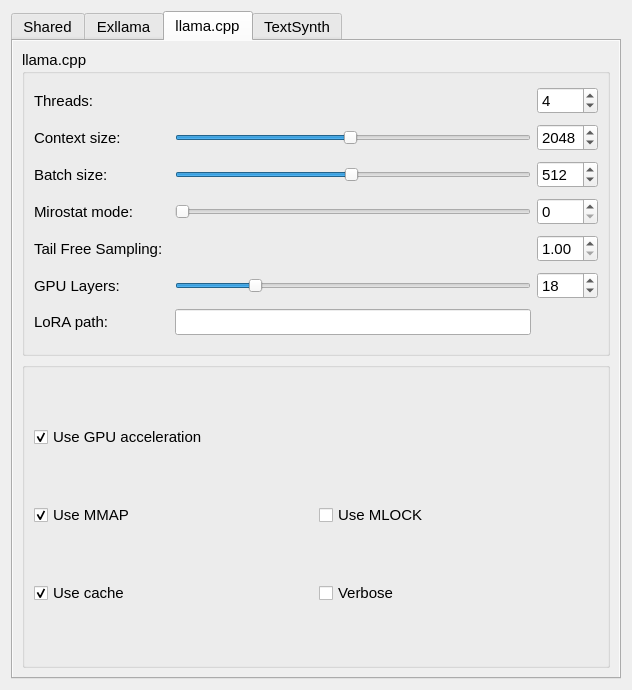
This is assets/ui/ui_settings.ui in shinomakoi/magi_llm_gui as Qt 5 draws it before an edit. The edited form follows.
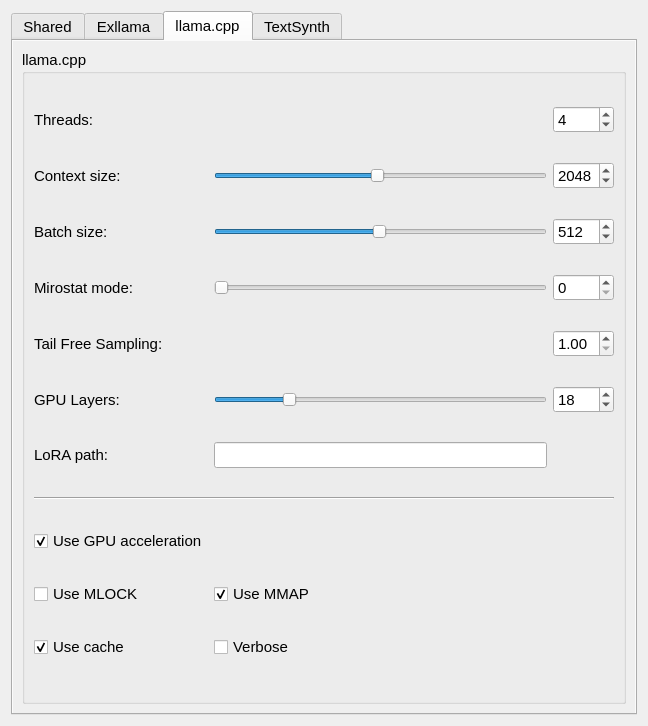
This is the edited form. The open tabs and pages were chosen to show the change.

Patch:
```diff
--- a/assets/ui/ui_settings.ui
+++ b/assets/ui/ui_settings.ui
@@ -6,8 +6,8 @@
    <rect>
     <x>0</x>
     <y>0</y>
-    <width>632</width>
-    <height>690</height>
+    <width>648</width>
+    <height>726</height>
    </rect>
   </property>
   <property name="font">
@@ -476,18 +476,8 @@
             </property>
            </widget>
           </item>
-          <item row="4" column="3">
-           <widget class="Line" name="line">
-            <property name="orientation">
-             <enum>Qt::Horizontal</enum>
-            </property>
-           </widget>
-          </item>
-          <item row="7" column="1">
-           <widget class="QCheckBox" name="exllamaGpuSplitCheck">
-            <property name="toolTip">
-             <string>Split memory across multiple GPUs</string>
-            </property>
+          <item row="1" column="1" colspan="2">
+           <widget class="QLabel" name="label25">
             <property name="text">
              <string>Multi-GPU split</string>
             </property>
@@ -526,6 +516,22 @@
          </property>
          <layout class="QGridLayout" name="gridLayout_4">
           <item row="5" column="2">
+           <widget class="QSpinBox" name="gpuLayersSpin">
+            <property name="toolTip">
+             <string>Number of GPU layers to use</string>
+            </property>
+            <property name="minimum">
+             <number>1</number>
+            </property>
+            <property name="maximum">
+             <number>80</number>
+            </property>
+            <property name="value">
+             <number>18</number>
+            </property>
+           </widget>
+          </item>
+          <item row="3" column="1">
            <widget class="QSlider" name="cpp_tfszSlider">
             <property name="toolTip">
              <string>Higher value of  will further suppress less likely tokens from the tail of the distribution, while a value of 1.0 disables the effect of TFS</string>
@@ -544,91 +550,7 @@
             </property>
            </widget>
           </item>
-          <item row="5" column="0">
-           <widget class="QLabel" name="label_14">
-            <property name="text">
-             <string>Mirostat mode:</string>
-            </property>
-           </widget>
-          </item>
-          <item row="0" column="0">
-           <widget class="QLabel" name="label_16">
-            <property name="text">
-             <string>Threads:</string>
-            </property>
-           </widget>
-          </item>
-          <item row="10" column="3">
-           <widget class="QSpinBox" name="gpuLayersSpin">
-            <property name="toolTip">
-             <string>Number of GPU layers to use</string>
-            </property>
-            <property name="minimum">
-             <number>1</number>
-            </property>
-            <property name="maximum">
-             <number>80</number>
-            </property>
-            <property name="value">
-             <number>18</number>
-            </property>
-           </widget>
-          </item>
-          <item row="4" column="2">
-           <widget class="QSlider" name="cppBatchSizeSlider">
-            <property name="toolTip">
-             <string>Batch size to use</string>
-            </property>
-            <property name="minimum">
-             <number>8</number>
-            </property>
-            <property name="maximum">
-             <number>1024</number>
-            </property>
-            <property name="singleStep">
-             <number>8</number>
-            </property>
-            <property name="pageStep">
-             <number>8</number>
-            </property>
-            <property name="value">
-             <number>512</number>
-            </property>
-            <property name="orientation">
-             <enum>Qt::Horizontal</enum>
-            </property>
-           </widget>
-          </item>
-          <item row="9" column="0">
-           <widget class="QLabel" name="label_31">
-            <property name="text">
-             <string>Tail Free Sampling:</string>
-            </property>
-           </widget>
-          </item>
-          <item row="2" column="3">
-           <widget class="QSpinBox" name="CPP_ctxsize_Spin">
-            <property name="toolTip">
-             <string>Maximum length of the prompt and output combined (in tokens)</string>
-            </property>
-            <property name="suffix">
-             <string/>
-            </property>
-            <property name="minimum">
-             <number>64</number>
-            </property>
-            <property name="maximum">
-             <number>4096</number>
-            </property>
-            <property name="singleStep">
-             <number>32</number>
-            </property>
-            <property name="value">
-             <number>2048</number>
-            </property>
-           </widget>
-          </item>
-          <item row="2" column="2">
+          <item row="1" column="1">
            <widget class="QSlider" name="CPP_ctxsize_Slider">
             <property name="toolTip">
              <string>Maximum length of the prompt and output combined (in tokens)</string>
@@ -653,76 +575,38 @@
             </property>
            </widget>
           </item>
-          <item row="2" column="0" colspan="2">
-           <widget class="QLabel" name="label_12">
-            <property name="text">
-             <string>Context size:</string>
-            </property>
-           </widget>
-          </item>
-          <item row="5" column="3">
-           <widget class="QSpinBox" name="cppMirastatMode">
-            <property name="toolTip">
-             <string>Mirostat algorithim mode</string>
-            </property>
-            <property name="maximum">
-             <number>2</number>
-            </property>
-           </widget>
-          </item>
-          <item row="10" column="2">
-           <widget class="QSlider" name="gpuLayersSlider">
-            <property name="toolTip">
-             <string>Number of GPU layers to use</string>
-            </property>
-            <property name="minimum">
-             <number>1</number>
-            </property>
-            <property name="maximum">
-             <number>80</number>
-            </property>
-            <property name="value">
-             <number>18</number>
-            </property>
-            <property name="orientation">
-             <enum>Qt::Horizontal</enum>
-            </property>
-           </widget>
-          </item>
-          <item row="0" column="3">
-           <widget class="QSpinBox" name="cppThreads">
-            <property name="toolTip">
-             <string>CPU threads to use</string>
-            </property>
-            <property name="minimum">
-             <number>1</number>
-            </property>
-            <property name="maximum">
-             <number>64</number>
-            </property>
-            <property name="value">
-             <number>4</number>
-            </property>
-           </widget>
-          </item>
-          <item row="11" column="2">
-           <widget class="QLineEdit" name="cppLoraLineEdit"/>
-          </item>
-          <item row="4" column="0">
+          <item row="2" column="0">
            <widget class="QLabel" name="label_6">
             <property name="text">
              <string>Batch size:</string>
             </property>
            </widget>
           </item>
-          <item row="10" column="0">
+          <item row="11" column="1">
+           <widget class="QCheckBox" name="cppVerboseCheck">
+            <property name="text">
+             <string>Verbose</string>
+            </property>
+           </widget>
+          </item>
+          <item row="5" column="0">
            <widget class="QLabel" name="label_10">
             <property name="text">
              <string>GPU Layers:</string>
             </property>
            </widget>
           </item>
-          <item row="9" column="3">
+          <item row="11" column="0">
+           <widget class="QCheckBox" name="cppCacheCheck">
+            <property name="text">
+             <string>Use cache</string>
+            </property>
+            <property name="checked">
+             <bool>true</bool>
+            </property>
+           </widget>
+          </item>
+          <item row="4" column="2">
            <widget class="QDoubleSpinBox" name="cpp_tfszSpin">
             <property name="toolTip">
              <string>Higher value of  will further suppress less likely tokens from the tail of the distribution, while a value of 1.0 disables the effect of TFS</string>
@@ -738,7 +622,7 @@
             </property>
            </widget>
           </item>
-          <item row="4" column="3">
+          <item row="2" column="2">
            <widget class="QSpinBox" name="cppBatchSizeSpin">
             <property name="toolTip">
              <string>Batch size to use</string>
@@ -757,23 +641,45 @@
             </property>
            </widget>
           </item>
-          <item row="11" column="0">
-           <widget class="QLabel" name="label_18">
-            <property name="text">
-             <string>LoRA path:</string>
+          <item row="3" column="2">
+           <widget class="QSpinBox" name="cppMirastatMode">
+            <property name="toolTip">
+             <string>Mirostat algorithim mode</string>
             </property>
+            <property name="maximum">
+             <number>2</number>
+            </property>
            </widget>
           </item>
-         </layout>
-        </widget>
-       </item>
-       <item>
-        <widget class="QGroupBox" name="groupBox_3">
-         <property name="title">
-          <string/>
-         </property>
-         <layout class="QGridLayout" name="gridLayout_5">
-          <item row="1" column="1">
+          <item row="2" column="1">
+           <widget class="QSlider" name="cppBatchSizeSlider">
+            <property name="toolTip">
+             <string>Batch size to use</string>
+            </property>
+            <property name="minimum">
+             <number>8</number>
+            </property>
+            <property name="maximum">
+             <number>1024</number>
+            </property>
+            <property name="singleStep">
+             <number>8</number>
+            </property>
+            <property name="pageStep">
+             <number>8</number>
+            </property>
+            <property name="value">
+             <number>512</number>
+            </property>
+            <property name="orientation">
+             <enum>Qt::Horizontal</enum>
+            </property>
+           </widget>
+          </item>
+          <item row="6" column="1">
+           <widget class="QLineEdit" name="cppLoraLineEdit"/>
+          </item>
+          <item row="9" column="0">
            <widget class="QCheckBox" name="cppMlockCheck">
             <property name="toolTip">
              <string>Force the system to keep the model in RAM</string>
@@ -783,7 +689,28 @@
             </property>
            </widget>
           </item>
-          <item row="1" column="0">
+          <item row="6" column="0">
+           <widget class="QLabel" name="label_18">
+            <property name="text">
+             <string>LoRA path:</string>
+            </property>
+           </widget>
+          </item>
+          <item row="0" column="0">
+           <widget class="QLabel" name="label_16">
+            <property name="text">
+             <string>Threads:</string>
+            </property>
+           </widget>
+          </item>
+          <item row="4" column="0">
+           <widget class="QLabel" name="label_31">
+            <property name="text">
+             <string>Tail Free Sampling:</string>
+            </property>
+           </widget>
+          </item>
+          <item row="9" column="1">
            <widget class="QCheckBox" name="cppMmapCheck">
             <property name="toolTip">
              <string>Use mmap if possible</string>
@@ -796,14 +723,56 @@
             </property>
            </widget>
           </item>
-          <item row="3" column="1">
-           <widget class="QCheckBox" name="cppVerboseCheck">
+          <item row="5" column="1">
+           <widget class="QSlider" name="gpuLayersSlider">
+            <property name="toolTip">
+             <string>Number of GPU layers to use</string>
+            </property>
+            <property name="minimum">
+             <number>1</number>
+            </property>
+            <property name="maximum">
+             <number>80</number>
+            </property>
+            <property name="value">
+             <number>18</number>
+            </property>
+            <property name="orientation">
+             <enum>Qt::Horizontal</enum>
+            </property>
+           </widget>
+          </item>
+          <item row="3" column="0">
+           <widget class="QLabel" name="label_14">
             <property name="text">
-             <string>Verbose</string>
+             <string>Mirostat mode:</string>
             </property>
            </widget>
           </item>
-          <item row="0" column="0">
+          <item row="1" column="0">
+           <widget class="QLabel" name="label_12">
+            <property name="text">
+             <string>Context size:</string>
+            </property>
+           </widget>
+          </item>
+          <item row="0" column="2">
+           <widget class="QSpinBox" name="cppThreads">
+            <property name="toolTip">
+             <string>CPU threads to use</string>
+            </property>
+            <property name="minimum">
+             <number>1</number>
+            </property>
+            <property name="maximum">
+             <number>64</number>
+            </property>
+            <property name="value">
+             <number>4</number>
+            </property>
+           </widget>
+          </item>
+          <item row="8" column="0">
            <widget class="QCheckBox" name="gpuAccelCheck">
             <property name="text">
              <string>Use GPU acceleration</string>
@@ -813,13 +782,32 @@
             </property>
            </widget>
           </item>
-          <item row="3" column="0">
-           <widget class="QCheckBox" name="cppCacheCheck">
-            <property name="text">
-             <string>Use cache</string>
+          <item row="1" column="2">
+           <widget class="QSpinBox" name="CPP_ctxsize_Spin">
+            <property name="toolTip">
+             <string>Maximum length of the prompt and output combined (in tokens)</string>
             </property>
-            <property name="checked">
-             <bool>true</bool>
+            <property name="suffix">
+             <string/>
+            </property>
+            <property name="minimum">
+             <number>64</number>
+            </property>
+            <property name="maximum">
+             <number>4096</number>
+            </property>
+            <property name="singleStep">
+             <number>32</number>
+            </property>
+            <property name="value">
+             <number>2048</number>
+            </property>
+           </widget>
+          </item>
+          <item row="7" column="0" colspan="3">
+           <widget class="Line" name="line">
+            <property name="orientation">
+             <enum>Qt::Horizontal</enum>
             </property>
            </widget>
           </item>
```
Left out of the diff: 203 changed lines with no effect on the pictures.
